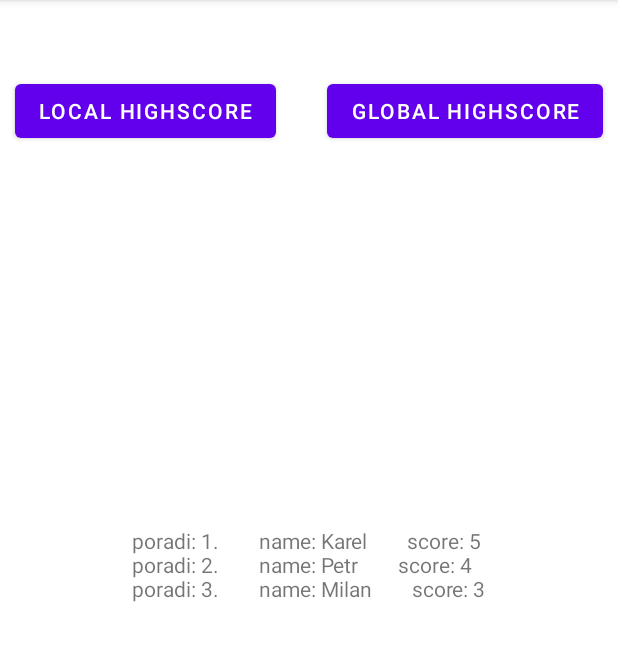
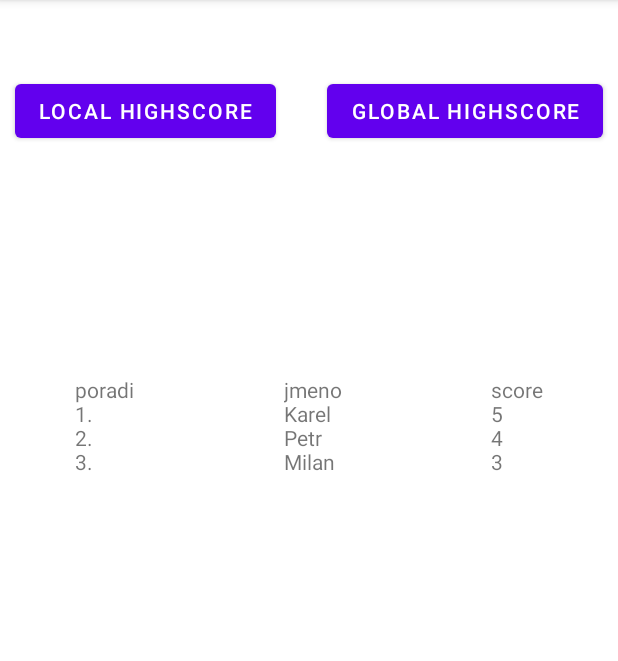
Before and after one commit to nytheas/memory_game, an Android app: the SettingsActivity screen opened directly, with no data from a screen before it, on a phone screen of 412 x 824 dp, the part 84-745 px from its top. Run offline under Robolectric (Android 15) with nearby library versions, the phone set to English and light mode, and no system bars.

Commit message:
cisteni kodu

```diff
--- a/app/src/main/java/com/example/memory_game/HighscoreActivity.java
+++ b/app/src/main/java/com/example/memory_game/HighscoreActivity.java
@@ -28,7 +28,7 @@ public class HighscoreActivity extends AppCompatActivity {
     protected void onCreate(Bundle savedInstanceState) {
         super.onCreate(savedInstanceState);
         setContentView(R.layout.activity_highscore);
-        //loadHighScore();
+        loadHighScore();
     }
 
     public void saveName(View v){
@@ -46,8 +46,8 @@ public class HighscoreActivity extends AppCompatActivity {
         SharedPreferences sharedPreferences = getSharedPreferences(SHARED_PREFS,MODE_PRIVATE);
         high_score = sharedPreferences.getInt(HIGH_SCORE,0);
         my_name = sharedPreferences.getString(NAME,"Anonymous");
-        TextView t = findViewById(R.id.textView7);
-        t.setText("High score: "+String.valueOf(high_score));
+        //TextView t = findViewById(R.id.textView7);
+        //t.setText("High score: "+String.valueOf(high_score));
         TextView r = findViewById(R.id.editTextTextPersonName);
         r.setText(String.valueOf(my_name));
 
--- a/app/src/main/java/com/example/memory_game/SettingsActivity.java
+++ b/app/src/main/java/com/example/memory_game/SettingsActivity.java
@@ -5,6 +5,7 @@ import androidx.appcompat.app.AppCompatActivity;
 import android.content.SharedPreferences;
 import android.os.Bundle;
 import android.view.View;
+import android.view.ViewDebug;
 import android.widget.TextView;
 
 import java.util.ArrayList;
@@ -18,6 +19,8 @@ import retrofit2.converter.gson.GsonConverterFactory;
 
 public class SettingsActivity extends AppCompatActivity {
     private TextView textViewResult;
+    private TextView textViewResultName;
+    private TextView textViewResultScore;
     private JsonPlaceholderApi jsonPlaceholderApi;
 
     public static final String SHARED_PREFS = "SharedPrefs";
@@ -45,7 +48,8 @@ public class SettingsActivity extends AppCompatActivity {
         setContentView(R.layout.activity_settings);
 
         textViewResult = findViewById(R.id.textView6);
-
+        textViewResultName = findViewById(R.id.textView7);
+        textViewResultScore = findViewById(R.id.textView9);
         Retrofit retrofit = new Retrofit.Builder()
                 //.baseUrl("http://jsonplaceholder.typicode.com/")
                 .baseUrl("http://10.0.2.2:5000/")
@@ -104,17 +108,25 @@ public class SettingsActivity extends AppCompatActivity {
                     return;
 
                 }
-                textViewResult.setText("");
+                textViewResult.setText("poradi\n");
+                textViewResultName.setText("jmeno\n");
+                textViewResultScore.setText("score\n");
                 List<post> posts = response.body();
                 int i;
                 i = 1;
+
                 for (post post : posts) {
                     String content = "";
-                    content += "poradi: " + i +".        ";
-                    content += "name: " + post.getName() + "        ";
-                    content += "score: " + post.getScore() + "\n";
+                    String contentName = "";
+                    String contentScore = "";
+
+                    content += i + ".\n";
+                    contentName += post.getName() + "\n";
+                    contentScore += post.getScore() + "\n";
 
                     textViewResult.append(content);
+                    textViewResultName.append(contentName);
+                    textViewResultScore.append(contentScore);
                     i++;
                 }
 
@@ -139,21 +151,16 @@ public class SettingsActivity extends AppCompatActivity {
     }
 
     public void getLocalHighscore(){
-        textViewResult.setText("");
+        textViewResult.setText("poradi\n");
+        textViewResultName.setText("jmeno\n");
+        textViewResultScore.setText("score\n");
+
         load_values();
 
-        String content = "";
-        content += "poradi: " + "1" +".        ";
-        content += "name: " + name1 + "        ";
-        content += "score: " + score1 + "\n";
-        content += "poradi: " + "2" +".        ";
-        content += "name: " + name2 + "        ";
-        content += "score: " + score2 + "\n";
-        content += "poradi: " + "3" +".        ";
-        content += "name: " + name3 + "        ";
-        content += "score: " + score3 + "\n";
+        textViewResult.append("1.\n2.\n3.");
+        textViewResultName.append(name1 + "\n" + name2 + "\n" + name3);
+        textViewResultScore.append(score1 + "\n" + score2 + "\n" + score3);
 
-        textViewResult.append(content);
 
     }
 
--- a/app/src/main/res/layout/activity_settings.xml
+++ b/app/src/main/res/layout/activity_settings.xml
@@ -10,9 +10,9 @@
         android:id="@+id/textView6"
         android:layout_width="wrap_content"
         android:layout_height="wrap_content"
+        android:layout_marginStart="50dp"
+        android:layout_marginTop="250dp"
         android:text="Highscore"
-        app:layout_constraintBottom_toBottomOf="parent"
-        app:layout_constraintEnd_toEndOf="parent"
         app:layout_constraintStart_toStartOf="parent"
         app:layout_constraintTop_toTopOf="parent" />
 
@@ -38,4 +38,24 @@
         app:layout_constraintEnd_toEndOf="parent"
         app:layout_constraintTop_toTopOf="parent" />
 
+    <TextView
+        android:id="@+id/textView7"
+        android:layout_width="wrap_content"
+        android:layout_height="wrap_content"
+        android:layout_marginTop="250dp"
+        android:text="TextView"
+        app:layout_constraintEnd_toStartOf="@+id/textView9"
+        app:layout_constraintStart_toEndOf="@+id/textView6"
+        app:layout_constraintTop_toTopOf="parent" />
+
+    <TextView
+        android:id="@+id/textView9"
+        android:layout_width="wrap_content"
+        android:layout_height="wrap_content"
+        android:layout_marginTop="250dp"
+        android:layout_marginEnd="50dp"
+        android:text="TextView"
+        app:layout_constraintEnd_toEndOf="parent"
+        app:layout_constraintTop_toTopOf="parent" />
+
 </androidx.constraintlayout.widget.ConstraintLayout>
```
Also changed, not shown: app/src/main/java/com/example/memory_game/GameActivity.java (+6 -2 lines), app/src/main/res/layout/activity_about.xml (+5 -3 lines), app/src/main/res/layout/activity_highscore.xml (+0 -10 lines).
